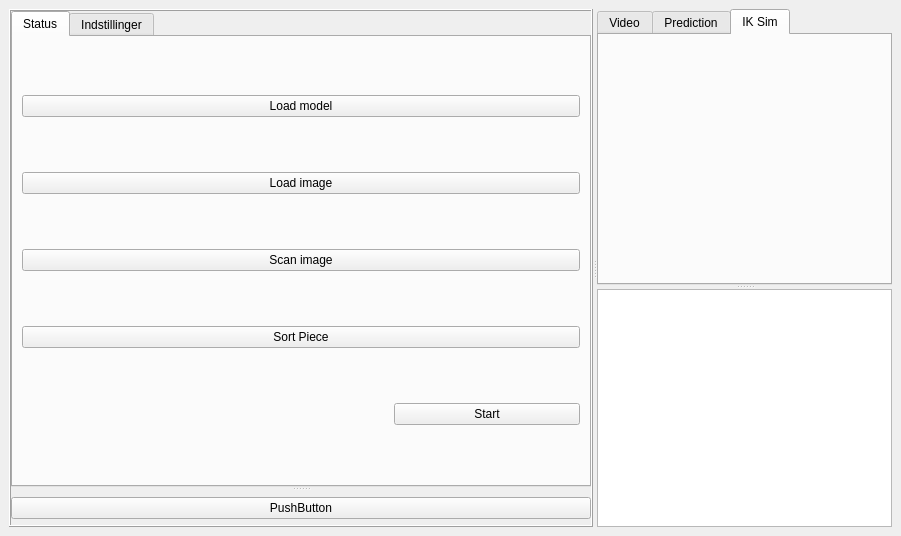
mathiasgredal/Projekt-2, file Forms/mainwindow.ui: the form before one commit.
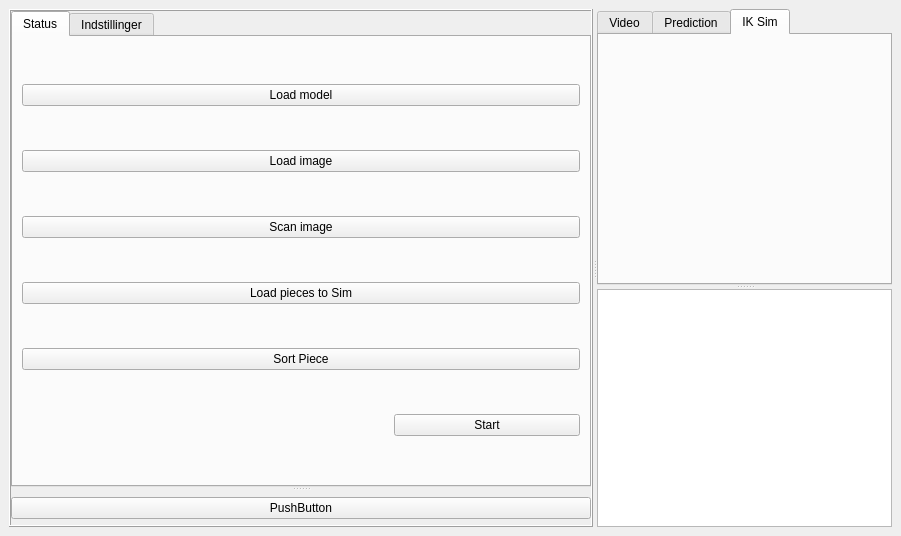
The form after the commit. Custom widgets are drawn as their Qt base class.

Patch:
```diff
--- a/Forms/mainwindow.ui
+++ b/Forms/mainwindow.ui
@@ -105,6 +105,13 @@
             </property>
            </widget>
           </item>
+          <item>
+           <widget class="QPushButton" name="load_pieces">
+            <property name="text">
+             <string>Load pieces to Sim</string>
+            </property>
+           </widget>
+          </item>
           <item>
            <widget class="QPushButton" name="draw_rectangles">
             <property name="text">
```
